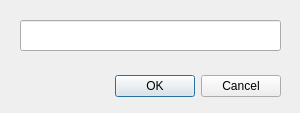
This is client/scanHotkeysDialog.ui in bakwc/Pastexen as Qt 5 draws it before an edit. The edited form follows.
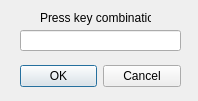
This is the edited form.

Patch:
```diff
--- a/client/scanHotkeysDialog.ui
+++ b/client/scanHotkeysDialog.ui
@@ -6,8 +6,8 @@
    <rect>
     <x>0</x>
     <y>0</y>
-    <width>300</width>
-    <height>113</height>
+    <width>198</width>
+    <height>101</height>
    </rect>
   </property>
   <property name="windowTitle">
@@ -16,9 +16,9 @@
   <widget class="QDialogButtonBox" name="buttonBox">
    <property name="geometry">
     <rect>
-     <x>50</x>
-     <y>70</y>
-     <width>231</width>
+     <x>20</x>
+     <y>60</y>
+     <width>161</width>
      <height>32</height>
     </rect>
    </property>
@@ -33,9 +33,9 @@
    <property name="geometry">
     <rect>
      <x>20</x>
-     <y>20</y>
-     <width>261</width>
-     <height>31</height>
+     <y>30</y>
+     <width>161</width>
+     <height>21</height>
     </rect>
    </property>
    <property name="text">
@@ -48,6 +48,19 @@
     <bool>true</bool>
    </property>
   </widget>
+  <widget class="QLabel" name="label">
+   <property name="geometry">
+    <rect>
+     <x>40</x>
+     <y>10</y>
+     <width>111</width>
+     <height>16</height>
+    </rect>
+   </property>
+   <property name="text">
+    <string>Press key combination</string>
+   </property>
+  </widget>
  </widget>
  <resources/>
  <connections>
```
